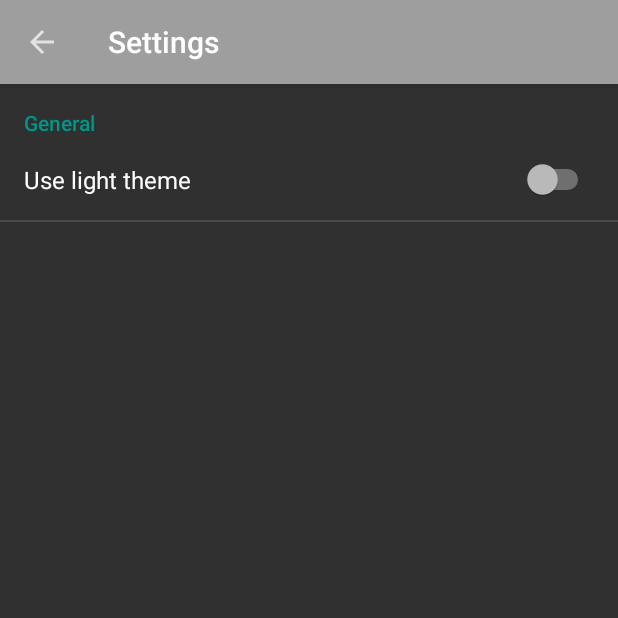
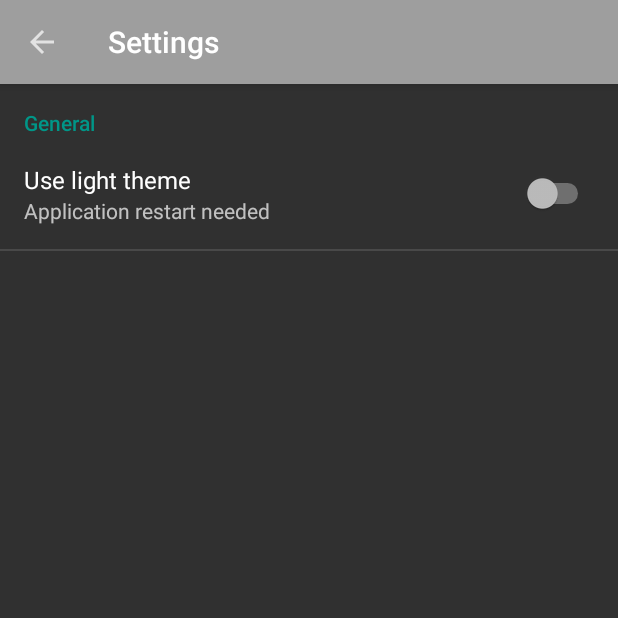
Before and after one commit to nuxsmin/sysMonDash-android, an Android app: the SettingsActivity screen opened directly, with no data from a screen before it, after a tap on "General", on a phone screen of 412 x 824 dp, the top half of it. Run offline under Robolectric (Android 15) with nearby library versions, the phone set to English and light mode, and no system bars.

Commit message:
* [FIX] Minor UI fixes and some help added

```diff
--- a/app/src/main/res/values/strings.xml
+++ b/app/src/main/res/values/strings.xml
@@ -112,5 +112,10 @@
     </string>
     <string name="pref_title_new_message_notifications">New message notifications</string>
     <string name="pref_title_useLightTheme">Use light theme</string>
+    <string name="pref_sum_light_theme">Application restart needed</string>
+    <string name="pref_sum_notifications_display">Shows new events notification on the status bar</string>
+    <string name="pref_sum_notification_sound_enabled">Plays a sound on new events notification</string>
+    <string name="pref_sum_notifications_sound">Sets a sound for notifications tone</string>
+    <string name="pref_sum_notifications_vibrate">Enables vibration on new events notification</string>
 
 </resources>
--- a/app/src/main/res/values/styles.xml
+++ b/app/src/main/res/values/styles.xml
@@ -1,4 +1,3 @@
-
 <resources>
 
     <style name="AppTheme" parent="SmdTheme.Dark">
--- a/app/src/main/res/xml/pref_event_filters.xml
+++ b/app/src/main/res/xml/pref_event_filters.xml
@@ -6,20 +6,20 @@
         android:key="pref_filterss"
         android:title="@string/pref_header_event_filters">
         <SwitchPreference
-            android:defaultValue="fal"
+            android:defaultValue="true"
             android:key="event_filter_active"
             android:summary="@string/pref_filter_active"
             android:title="@string/pref_title_filter_active" />
 
         <SwitchPreference
-            android:defaultValue="true"
+            android:defaultValue="false"
             android:key="event_filter_acknowledged"
             android:summary="@string/pref_filter_acknowledged"
             android:title="@string/pref_title_filter_acknowledge" />
 
 
         <SwitchPreference
-            android:defaultValue="true"
+            android:defaultValue="false"
             android:key="event_filter_scheduled"
             android:summary="@string/pref_filter_scheduled"
             android:title="@string/pref_title_filter_scheduled" />
--- a/app/src/main/res/xml/pref_general.xml
+++ b/app/src/main/res/xml/pref_general.xml
@@ -9,6 +9,7 @@
         <SwitchPreference
             android:defaultValue="false"
             android:key="general_light_theme_enabled"
-            android:title="@string/pref_title_useLightTheme" />
+            android:title="@string/pref_title_useLightTheme"
+            android:summary="@string/pref_sum_light_theme"/>
     </PreferenceCategory>
 </PreferenceScreen>
--- a/app/src/main/res/xml/pref_notification.xml
+++ b/app/src/main/res/xml/pref_notification.xml
@@ -14,12 +14,14 @@
             android:defaultValue="false"
             android:dependency="notifications_enabled"
             android:key="notifications_display"
+            android:summary="@string/pref_sum_notifications_display"
             android:title="@string/pref_title_displayNotifications" />
 
         <SwitchPreference
             android:defaultValue="false"
             android:dependency="notifications_enabled"
             android:key="notifications_sound_enabled"
+            android:summary="@string/pref_sum_notification_sound_enabled"
             android:title="@string/pref_title_play_sound" />
 
         <!-- NOTE: RingtonePreference's summary should be set to its value by the activity code. -->
@@ -28,12 +30,14 @@
             android:dependency="notifications_sound_enabled"
             android:key="notifications_sound"
             android:ringtoneType="notification"
+            android:summary="@string/pref_sum_notifications_sound"
             android:title="@string/pref_title_sound" />
 
         <SwitchPreference
             android:defaultValue="false"
             android:dependency="notifications_enabled"
             android:key="notifications_vibrate"
+            android:summary="@string/pref_sum_notifications_vibrate"
             android:title="@string/pref_title_vibrate" />
     </PreferenceCategory>
 
```
Also changed, not shown: app/src/main/java/org/cygnux/smdmobile/MainActivity.kt (+9 -2 lines), 1 other file.
